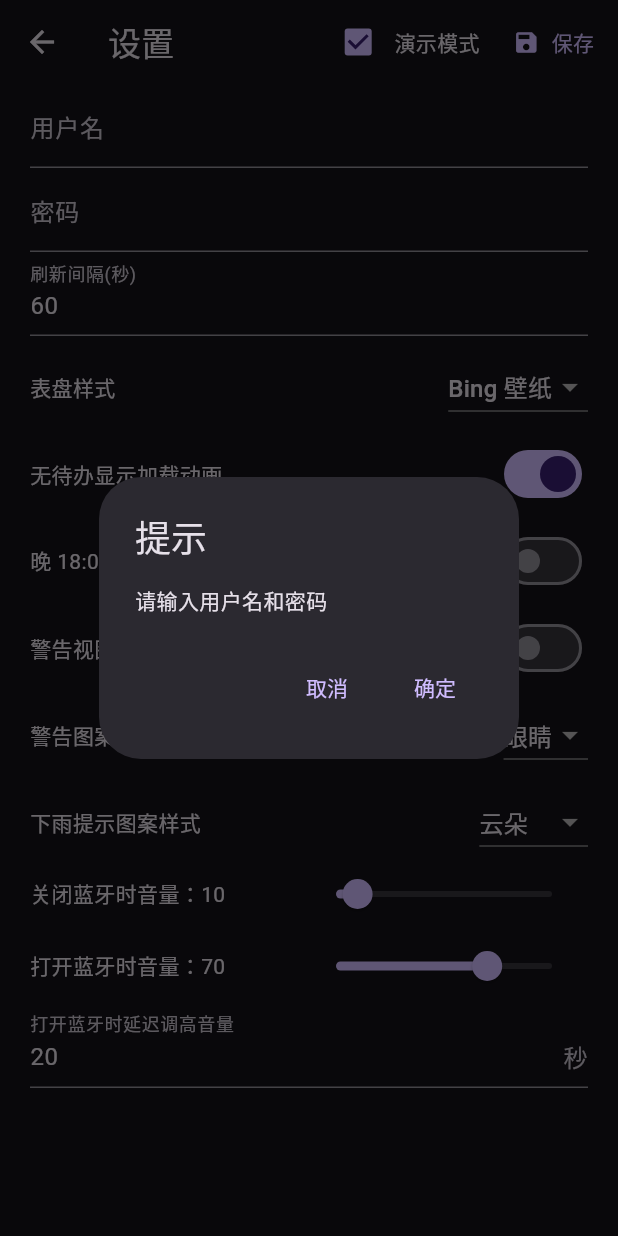
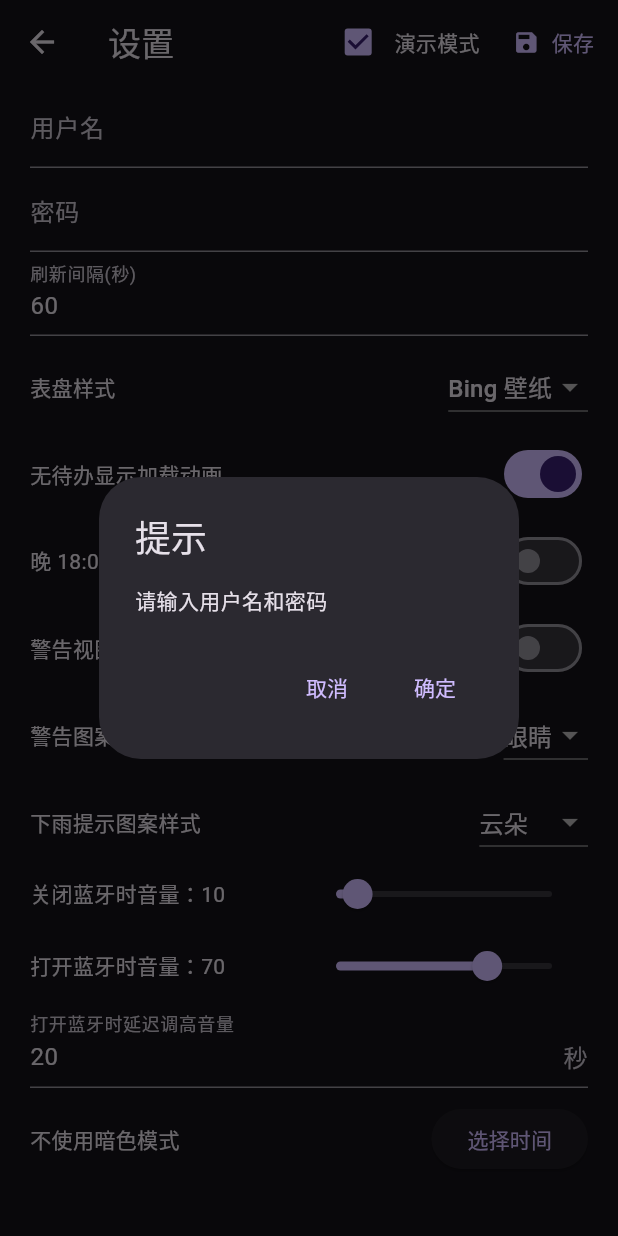
Before and after one commit to corkine/screenMe, a Flutter app: the SettingView screen opened directly, after a tap on "保存", on a phone screen of 412 x 824 dp. Run offline on Flutter 3.47's test engine with Material 3 defaults, Android fonts, the light colour scheme and no system bars; our stand-ins replace cached_network_image, flutter_animate, flutter_blue_plus, freezed_annotation, hooks_riverpod, lottie and 3 more; missing offline and left inert: flutter_volume_controller, window_manager; accounts and stored records are empty; generated files the repository leaves out were written again; network calls fail.

Commit message:
更新配置及API逻辑

```diff
--- a/lib/api/dash.dart
+++ b/lib/api/dash.dart
@@ -4,6 +4,7 @@ import 'dart:math';
 
 import 'package:flutter/material.dart';
 import 'package:freezed_annotation/freezed_annotation.dart';
+import 'package:hooks_riverpod/hooks_riverpod.dart';
 import 'package:riverpod_annotation/riverpod_annotation.dart';
 import 'package:screen_me/api/core.dart';
 import 'package:screen_me/version.dart';
@@ -162,7 +163,7 @@ class DashExpressExtra with _$DashExpressExtra {
 }
 
 @riverpod
-Future<List<DashExpress>> getExpress(GetExpressRef ref) async {
+Future<List<DashExpress>> getExpress(Ref ref) async {
   final (res, ok) = await requestFromList("/cyber/express/recent",
       (p) => p.map((e) => DashExpress.fromJson(e)).toList(growable: false));
   if (ok.isNotEmpty) {
@@ -172,7 +173,7 @@ Future<List<DashExpress>> getExpress(GetExpressRef ref) async {
 }
 
 @riverpod
-Future<DashInfo> getDash(GetDashRef ref) async {
+Future<DashInfo> getDash(Ref ref) async {
   final c = ref.read(configsProvider).value;
   if (c?.demoMode ?? true) {
     return fakeDashInfo();
--- a/lib/dashboard.dart
+++ b/lib/dashboard.dart
@@ -145,8 +145,6 @@ class _DashboardViewState extends ConsumerState<DashboardView>
                 ])
               : const SizedBox();
         }
-      default:
-        return const Text("No Impl");
     }
   }
 
@@ -191,6 +189,8 @@ class _DashboardViewState extends ConsumerState<DashboardView>
                     height: s.rainType.size.height,
                     child: LottieBuilder.asset(s.rainType.path,
                         controller: rainController)),
+              if (s.demoMode)
+                Positioned.fill(child: Container(color: Colors.black87)),
               Positioned(
                   left: 30,
                   top: 10,
--- a/lib/setting.dart
+++ b/lib/setting.dart
@@ -21,10 +21,12 @@ class _SettingViewState extends ConsumerState<SettingView> {
   var faceType = FaceType.bing;
   var normalVoice = 0.0;
   var speakerVoice = 0.0;
+  var darkModeAfter = TimeOfDay(hour: 0, minute: 0);
   bool demoMode = false;
   bool showAnimation = false;
   bool showWarning = false;
   bool warningShowGalleryInBg = false;
+
   @override
   void dispose() {
     username.dispose();
@@ -50,6 +52,7 @@ class _SettingViewState extends ConsumerState<SettingView> {
       rainType = c.rainType;
       warningType = c.warningType;
       faceType = c.face;
+      darkModeAfter = c.darkModeAfter;
       setState(() {});
     });
   }
@@ -209,6 +212,24 @@ class _SettingViewState extends ConsumerState<SettingView> {
                           border: UnderlineInputBorder(),
                           labelText: "打开蓝牙时延迟调高音量")),
                   const SizedBox(height: 10),
+                  Row(children: [
+                    Text(darkModeAfter == TimeOfDay(hour: 0, minute: 0)
+                        ? "不使用暗色模式"
+                        : "在 ${darkModeAfter.hour}:${darkModeAfter.minute.toString().padLeft(2, '0')} 后使用暗色模式"),
+                    const Spacer(),
+                    ElevatedButton(
+                        onPressed: () async {
+                          final time = await showTimePicker(
+                              context: context, initialTime: TimeOfDay.now());
+                          if (time != null) {
+                            setState(() {
+                              darkModeAfter = time;
+                            });
+                          }
+                        },
+                        child: const Text("选择时间")),
+                  ]),
+                  const SizedBox(height: 20),
                 ]))));
   }
 
@@ -234,7 +255,8 @@ class _SettingViewState extends ConsumerState<SettingView> {
           warningType: warningType,
           rainType: rainType,
           face: faceType,
-          delay: delaySeconds);
+          delay: delaySeconds,
+          darkModeAfter: darkModeAfter);
       await showSimpleMessage(context, content: "设置已更新", useSnackBar: true);
       Navigator.of(context).pop();
     } else {
--- a/pubspec.yaml
+++ b/pubspec.yaml
@@ -35,12 +35,12 @@ dependency_overrides:
 dev_dependencies:
   flutter_test:
     sdk: flutter
-  flutter_lints: ^2.0.0
+  # flutter_lints: ^2.0.0
   json_serializable: ^6.7.1
   build_runner:
-  custom_lint:
+  # custom_lint:
   riverpod_generator: ^2.4.2
-  riverpod_lint: ^2.3.12
+  # riverpod_lint: ^2.3.12
   freezed: ^2.4.5
 
 flutter:
```
Also changed, not shown: lib/api/config.dart (+30 -3 lines), lib/api/dash.freezed.dart (deleted), lib/api/dash.g.dart (deleted), pubspec.lock, 4 other files.
